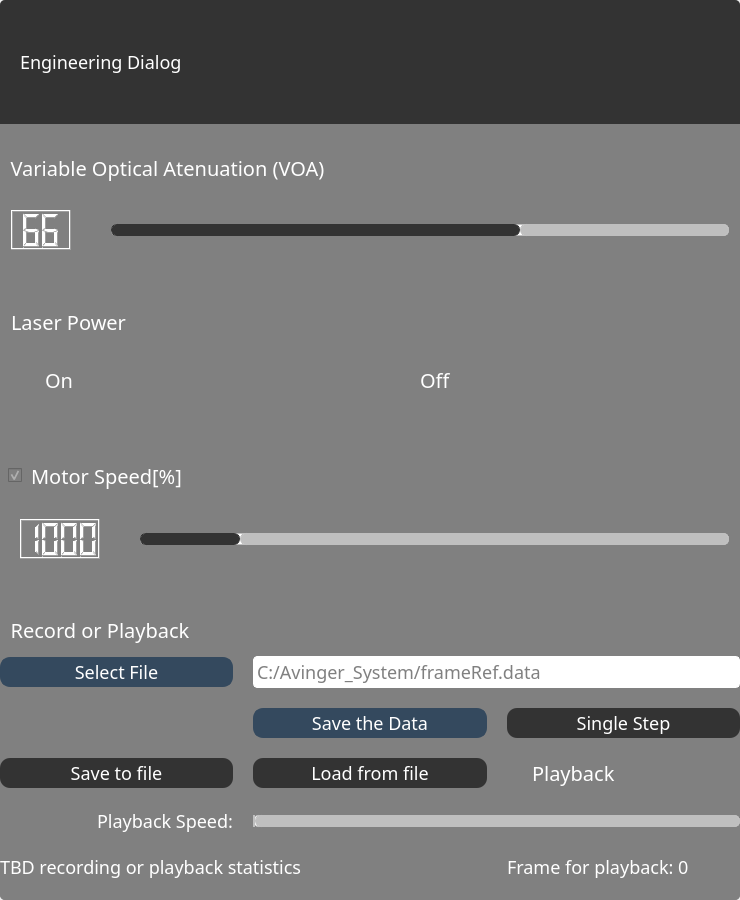
Qt form Console/consoleApp/Frontend/Widgets/engineeringdialog.ui (laszlo-avotra-tips/consoleApp) before a commit.
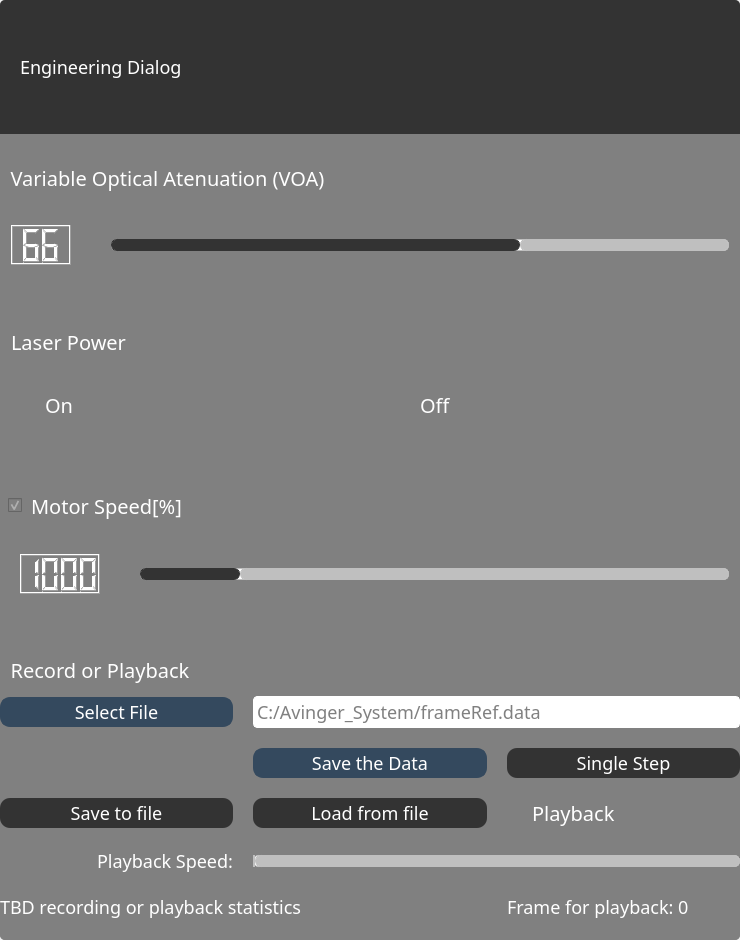
The same form after that commit. Icons and pictures are not drawn.

Diff of the .ui file:
```diff
--- a/Console/consoleApp/Frontend/Widgets/engineeringdialog.ui
+++ b/Console/consoleApp/Frontend/Widgets/engineeringdialog.ui
@@ -7,19 +7,19 @@
     <x>0</x>
     <y>0</y>
     <width>740</width>
-    <height>900</height>
+    <height>940</height>
    </rect>
   </property>
   <property name="minimumSize">
    <size>
     <width>740</width>
-    <height>900</height>
+    <height>940</height>
    </size>
   </property>
   <property name="maximumSize">
    <size>
     <width>740</width>
-    <height>900</height>
+    <height>940</height>
    </size>
   </property>
   <property name="windowTitle">
```
